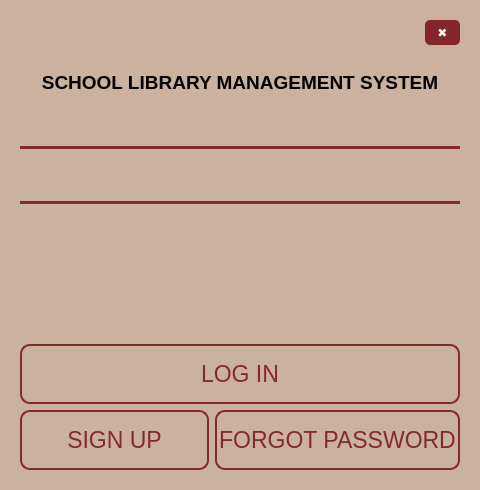
Old version of the form login.ui in the repository blaterwolf/lmspy.
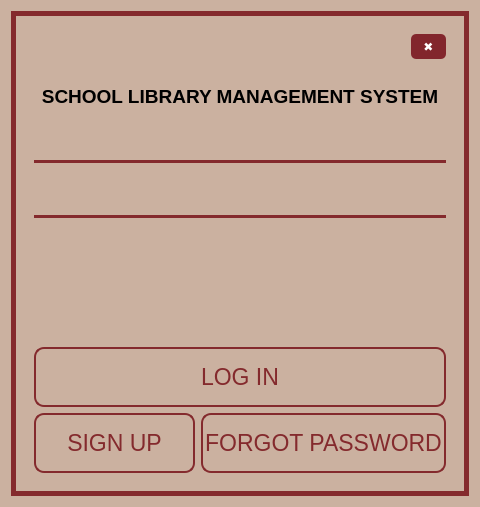
New version of the form. Icons and pictures are not drawn.

Diff of the .ui file:
```diff
--- a/login.ui
+++ b/login.ui
@@ -7,7 +7,7 @@
     <x>0</x>
     <y>0</y>
     <width>480</width>
-    <height>490</height>
+    <height>507</height>
    </rect>
   </property>
   <property name="maximumSize">
@@ -27,6 +27,21 @@
   </property>
   <layout class="QVBoxLayout" name="verticalLayout_3">
    <item>
+    <widget class="QFrame" name="border">
+     <property name="styleSheet">
+      <string notr="true">#border{
+	color: #842a2d;
+}</string>
+     </property>
+     <property name="frameShape">
+      <enum>QFrame::Box</enum>
+     </property>
+     <property name="lineWidth">
+      <number>5</number>
+     </property>
+     <property name="midLineWidth">
+      <number>5</number>
+     </property>
     <layout class="QHBoxLayout" name="horizontalLayout_3">
      <item>
       <widget class="QWidget" name="widget" native="true">
@@ -114,6 +129,87 @@
         </item>
         <item row="2" column="0" colspan="2">
          <layout class="QGridLayout" name="gridLayout_2">
+           <item row="0" column="1">
+            <widget class="QLineEdit" name="input_username">
+             <property name="minimumSize">
+              <size>
+               <width>0</width>
+               <height>40</height>
+              </size>
+             </property>
+             <property name="styleSheet">
+              <string notr="true">QLineEdit {
+      color: #000000;
+      font: 15pt &quot;Verdana&quot;;
+      border: None;
+      border-bottom-color: white;
+      border-radius: 10px;
+      padding: 0 8px;
+      background: #CBB1A0;
+      selection-background-color: darkgray;
+}</string>
+             </property>
+            </widget>
+           </item>
+           <item row="6" column="0" colspan="2">
+            <widget class="QPushButton" name="login_button">
+             <property name="enabled">
+              <bool>true</bool>
+             </property>
+             <property name="sizePolicy">
+              <sizepolicy hsizetype="Minimum" vsizetype="Fixed">
+               <horstretch>0</horstretch>
+               <verstretch>0</verstretch>
+              </sizepolicy>
+             </property>
+             <property name="minimumSize">
+              <size>
+               <width>0</width>
+               <height>60</height>
+              </size>
+             </property>
+             <property name="font">
+              <font>
+               <pointsize>17</pointsize>
+               <italic>false</italic>
+               <bold>false</bold>
+              </font>
+             </property>
+             <property name="cursor">
+              <cursorShape>PointingHandCursor</cursorShape>
+             </property>
+             <property name="autoFillBackground">
+              <bool>false</bool>
+             </property>
+             <property name="styleSheet">
+              <string notr="true">QPushButton{
+	color: #842a2d;
+	font: 17pt &quot;Franklin Gothic Book&quot;;
+	border: 2px solid #842a2d;
+	padding: 2px;
+	border-radius: 10px;
+	opacity: 100;
+}
+
+QPushButton:hover{
+    background-color: #842a2d;
+	color: #CBB1A0;
+}</string>
+             </property>
+             <property name="text">
+              <string>LOG IN</string>
+             </property>
+             <property name="autoDefault">
+              <bool>false</bool>
+             </property>
+             <property name="default">
+              <bool>false</bool>
+             </property>
+             <property name="flat">
+              <bool>false</bool>
+             </property>
+            </widget>
+           </item>
           <item row="3" column="0" colspan="2">
            <widget class="Line" name="line_2">
             <property name="styleSheet">
@@ -124,38 +220,6 @@
             </property>
            </widget>
           </item>
-          <item row="2" column="1">
-           <widget class="QLineEdit" name="lineEdit_3">
-            <property name="minimumSize">
-             <size>
-              <width>0</width>
-              <height>40</height>
-             </size>
-            </property>
-            <property name="styleSheet">
-             <string notr="true">QLineEdit {
-      color: rgb(231, 231, 231);
-      font: 15pt &quot;Verdana&quot;;
-      border: None;
-      border-bottom-color: white;
-      border-radius: 10px;
-      padding: 0 8px;
-      background: #CBB1A0;
-      selection-background-color: darkgray;
-}</string>
-            </property>
-           </widget>
-          </item>
-          <item row="2" column="0">
-           <widget class="QLabel" name="password_image">
-            <property name="styleSheet">
-             <string notr="true"/>
-            </property>
-            <property name="text">
-             <string>&lt;html&gt;&lt;head/&gt;&lt;body&gt;&lt;p&gt;&lt;img src=&quot;:/icons/lock_32x32.png&quot;/&gt;&lt;/p&gt;&lt;/body&gt;&lt;/html&gt;</string>
-            </property>
-           </widget>
-          </item>
           <item row="1" column="0" colspan="2">
            <widget class="Line" name="line">
             <property name="styleSheet">
@@ -166,111 +230,7 @@
             </property>
            </widget>
           </item>
-          <item row="4" column="0">
-           <spacer name="verticalSpacer">
-            <property name="orientation">
-             <enum>Qt::Vertical</enum>
-            </property>
-            <property name="sizeHint" stdset="0">
-             <size>
-              <width>20</width>
-              <height>20</height>
-             </size>
-            </property>
-           </spacer>
-          </item>
-          <item row="0" column="1">
-           <widget class="QLineEdit" name="username_lineEdit">
-            <property name="minimumSize">
-             <size>
-              <width>0</width>
-              <height>40</height>
-             </size>
-            </property>
-            <property name="styleSheet">
-             <string notr="true">QLineEdit {
-      color: #000000;
-      font: 15pt &quot;Verdana&quot;;
-      border: None;
-      border-bottom-color: white;
-      border-radius: 10px;
-      padding: 0 8px;
-      background: #CBB1A0;
-      selection-background-color: darkgray;
-}</string>
-            </property>
-           </widget>
-          </item>
-          <item row="0" column="0">
-           <widget class="QLabel" name="username_image">
-            <property name="styleSheet">
-             <string notr="true"/>
-            </property>
-            <property name="text">
-             <string>&lt;html&gt;&lt;head/&gt;&lt;body&gt;&lt;p&gt;&lt;img src=&quot;:/icons/user_32x32.png&quot;/&gt;&lt;/p&gt;&lt;/body&gt;&lt;/html&gt;</string>
-            </property>
-           </widget>
-          </item>
-          <item row="5" column="0" colspan="2">
-           <widget class="QPushButton" name="login_button">
-            <property name="enabled">
-             <bool>true</bool>
-            </property>
-            <property name="sizePolicy">
-             <sizepolicy hsizetype="Minimum" vsizetype="Fixed">
-              <horstretch>0</horstretch>
-              <verstretch>0</verstretch>
-             </sizepolicy>
-            </property>
-            <property name="minimumSize">
-             <size>
-              <width>0</width>
-              <height>60</height>
-             </size>
-            </property>
-            <property name="font">
-             <font>
-              <pointsize>17</pointsize>
-              <italic>false</italic>
-              <bold>false</bold>
-             </font>
-            </property>
-            <property name="cursor">
-             <cursorShape>PointingHandCursor</cursorShape>
-            </property>
-            <property name="autoFillBackground">
-             <bool>false</bool>
-            </property>
-            <property name="styleSheet">
-             <string notr="true">QPushButton{
-	color: #842a2d;
-	font: 17pt &quot;Franklin Gothic Book&quot;;
-	border: 2px solid #842a2d;
-	padding: 2px;
-	border-radius: 10px;
-	opacity: 100;
-}
-
-QPushButton:hover{
-    background-color: #842a2d;
-	color: #CBB1A0;
-}</string>
-            </property>
-            <property name="text">
-             <string>LOG IN</string>
-            </property>
-            <property name="autoDefault">
-             <bool>false</bool>
-            </property>
-            <property name="default">
-             <bool>false</bool>
-            </property>
-            <property name="flat">
-             <bool>false</bool>
-            </property>
-           </widget>
-          </item>
-          <item row="6" column="0" colspan="2">
+           <item row="7" column="0" colspan="2">
            <layout class="QHBoxLayout" name="horizontalLayout">
             <item>
              <widget class="QPushButton" name="signup_button">
@@ -392,12 +352,89 @@
             </item>
            </layout>
           </item>
+           <item row="4" column="0" colspan="2">
+            <widget class="QLabel" name="status_label">
+             <property name="font">
+              <font>
+               <pointsize>12</pointsize>
+               <italic>true</italic>
+               <bold>true</bold>
+              </font>
+             </property>
+             <property name="styleSheet">
+              <string notr="true">padding: 10px 0px;
+color: red;</string>
+             </property>
+             <property name="text">
+              <string/>
+             </property>
+             <property name="alignment">
+              <set>Qt::AlignCenter</set>
+             </property>
+            </widget>
+           </item>
+           <item row="2" column="0">
+            <widget class="QLabel" name="password_image">
+             <property name="styleSheet">
+              <string notr="true"/>
+             </property>
+             <property name="text">
+              <string>&lt;html&gt;&lt;head/&gt;&lt;body&gt;&lt;p&gt;&lt;img src=&quot;:/icons/lock_32x32.png&quot;/&gt;&lt;/p&gt;&lt;/body&gt;&lt;/html&gt;</string>
+             </property>
+            </widget>
+           </item>
+           <item row="2" column="1">
+            <widget class="QLineEdit" name="input_password">
+             <property name="minimumSize">
+              <size>
+               <width>0</width>
+               <height>40</height>
+              </size>
+             </property>
+             <property name="styleSheet">
+              <string notr="true">QLineEdit {
+      color: #000000;
+      font: 15pt &quot;Verdana&quot;;
+      border: None;
+      border-bottom-color: white;
+      border-radius: 10px;
+      padding: 0 8px;
+      background: #CBB1A0;
+      selection-background-color: darkgray;
+}</string>
+             </property>
+            </widget>
+           </item>
+           <item row="0" column="0">
+            <widget class="QLabel" name="username_image">
+             <property name="styleSheet">
+              <string notr="true"/>
+             </property>
+             <property name="text">
+              <string>&lt;html&gt;&lt;head/&gt;&lt;body&gt;&lt;p&gt;&lt;img src=&quot;:/icons/user_32x32.png&quot;/&gt;&lt;/p&gt;&lt;/body&gt;&lt;/html&gt;</string>
+             </property>
+            </widget>
+           </item>
+           <item row="5" column="0" colspan="2">
+            <spacer name="verticalSpacer">
+             <property name="orientation">
+              <enum>Qt::Vertical</enum>
+             </property>
+             <property name="sizeHint" stdset="0">
+              <size>
+               <width>20</width>
+               <height>40</height>
+              </size>
+             </property>
+            </spacer>
+           </item>
          </layout>
         </item>
        </layout>
       </widget>
      </item>
     </layout>
+    </widget>
    </item>
   </layout>
  </widget>
```
Left out of the diff: 2 changed lines with no effect on the pictures. Lines whose indentation alone changed are shown as unchanged.
